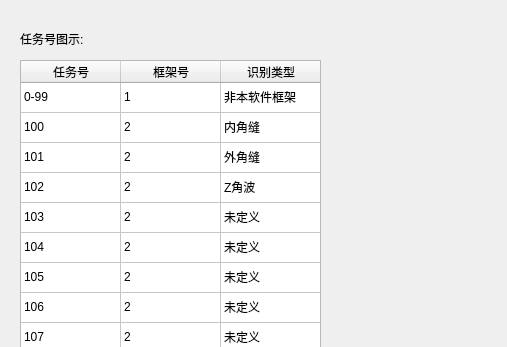
First picture: the form in showtasknumdlg.ui, repository qubo188612/qtmysunny, before the edit; both pictures show x 0 to 507 and y 0 to 347 of the 929 by 738 pixel window.
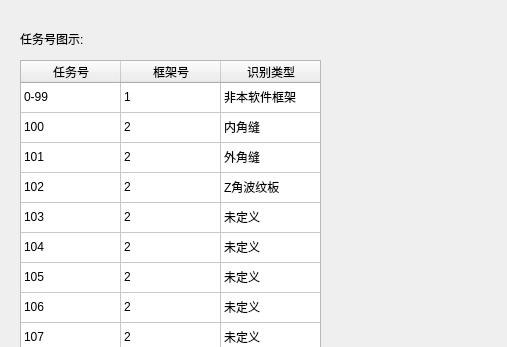
Second picture: the form after the edit.

Diff of the .ui file:
```diff
--- a/showtasknumdlg.ui
+++ b/showtasknumdlg.ui
@@ -170,7 +170,7 @@
    </item>
    <item row="3" column="2">
     <property name="text">
-     <string>Z角波</string>
+     <string>Z角波纹板</string>
     </property>
    </item>
    <item row="4" column="0">
```
